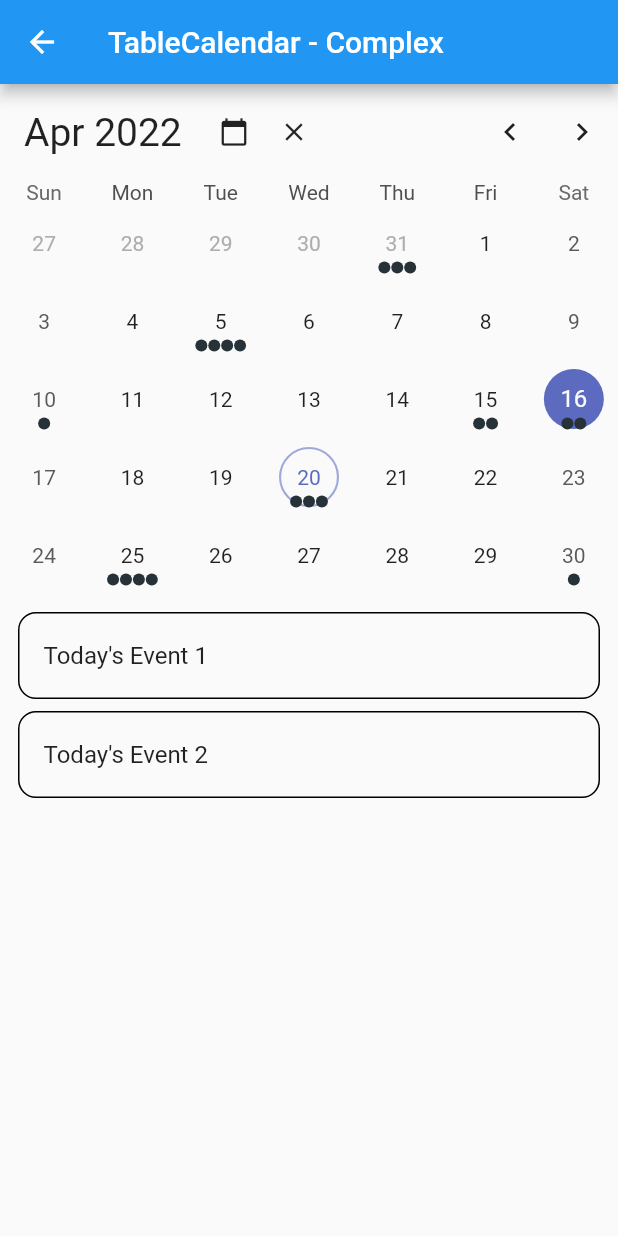
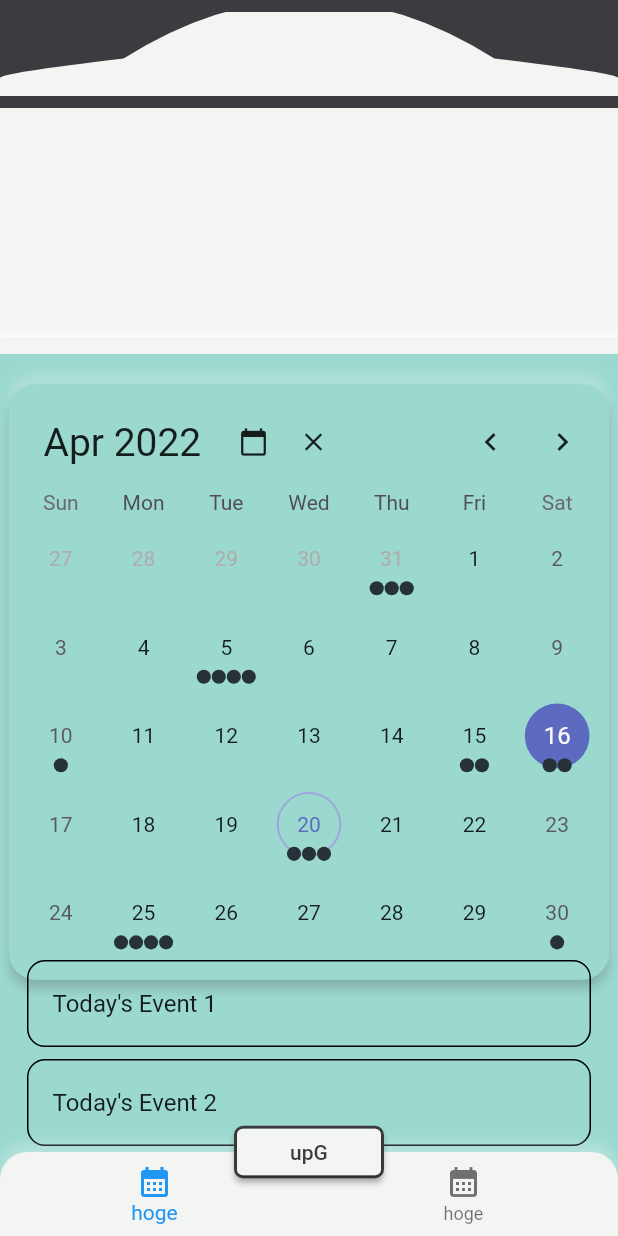
Before and after one commit to schnya/folkswagen, a Flutter app: the screen it shows after launch, after a tap on "Complex", on a phone screen of 412 x 824 dp. Run offline on Flutter 3.47's test engine with Material 2 defaults, Android fonts, the light colour scheme and no system bars; drawn by our look-alikes of table_calendar.

Commit message:
WIP change UI

```diff
--- a/analysis_options.yaml
+++ b/analysis_options.yaml
@@ -13,7 +13,7 @@ linter:
   # `// ignore_for_file: name_of_lint` syntax on the line or in the file
   # producing the lint.
   rules:
-    # avoid_print: false  # Uncomment to disable the `avoid_print` rule
+    avoid_print: false  # Uncomment to disable the `avoid_print` rule
     # prefer_single_quotes: true  # Uncomment to enable the `prefer_single_quotes` rule
 
 # Additional information about this file can be found at
--- /dev/null
+++ b/lib/colors.dart
@@ -0,0 +1,23 @@
+import 'package:flutter/material.dart';
+
+const ColorSwatch color1 = ColorSwatch(
+  500,
+  <int, Color>{
+    100: Color(0xFF3D3B40),
+    500: Color(0xFF9BD9CF),
+    900: Color(0xFFF3F5F2),
+  },
+);
+
+final List<BoxShadow> shadow = [
+  const BoxShadow(
+    color: Colors.white,
+    offset: Offset(.0, -3.0),
+    blurRadius: 3.0,
+  ),
+  BoxShadow(
+    color: color1[100]!.withOpacity(.25),
+    offset: const Offset(.0, 6.0),
+    blurRadius: 6.0,
+  ),
+];
--- a/lib/main.dart
+++ b/lib/main.dart
@@ -4,11 +4,8 @@
 import 'package:flutter/material.dart';
 import 'package:intl/date_symbol_data_local.dart';
 
-import 'pages/basics_example.dart';
 import 'pages/complex_example.dart';
-import 'pages/events_example.dart';
 import 'pages/multi_example.dart';
-import 'pages/range_example.dart';
 
 void main() {
   initializeDateFormatting().then((_) => runApp(const MyApp()));
@@ -25,6 +22,7 @@ class MyApp extends StatelessWidget {
         primarySwatch: Colors.blue,
       ),
       home: const StartPage(),
+      debugShowCheckedModeBanner: false,
     );
   }
 }
@@ -49,30 +47,6 @@ class _StartPageState extends State<StartPage> {
           children: [
             const SizedBox(height: 20.0),
             ElevatedButton(
-              child: const Text('Basics'),
-              onPressed: () => Navigator.push(
-                context,
-                MaterialPageRoute(builder: (_) => const TableBasicsExample()),
-              ),
-            ),
-            const SizedBox(height: 12.0),
-            ElevatedButton(
-              child: const Text('Range Selection'),
-              onPressed: () => Navigator.push(
-                context,
-                MaterialPageRoute(builder: (_) => const TableRangeExample()),
-              ),
-            ),
-            const SizedBox(height: 12.0),
-            ElevatedButton(
-              child: const Text('Events'),
-              onPressed: () => Navigator.push(
-                context,
-                MaterialPageRoute(builder: (_) => const TableEventsExample()),
-              ),
-            ),
-            const SizedBox(height: 12.0),
-            ElevatedButton(
               child: const Text('Multiple Selection'),
               onPressed: () => Navigator.push(
                 context,
--- a/lib/pages/complex_example.dart
+++ b/lib/pages/complex_example.dart
@@ -1,15 +1,15 @@
-// Copyright 2019 Aleksander Woźniak
-// SPDX-License-Identifier: Apache-2.0
-
-// ignore_for_file: avoid_print
-
 import 'dart:collection';
 
 import 'package:flutter/material.dart';
 import 'package:intl/intl.dart';
 import 'package:table_calendar/table_calendar.dart';
+import 'package:volkswagen/colors.dart';
+import 'package:volkswagen/widget/roof.dart';
+import 'package:volkswagen/widget/window.dart';
 
 import '../utils.dart';
+import '../widget/bumper.dart';
+import '../widget/number_plate.dart';
 
 class TableComplexExample extends StatefulWidget {
   const TableComplexExample({Key? key}) : super(key: key);
@@ -19,8 +19,9 @@ class TableComplexExample extends StatefulWidget {
 }
 
 class _TableComplexExampleState extends State<TableComplexExample> {
-  late final PageController _pageController;
+  late PageController _pageController;
   late final ValueNotifier<List<Event>> _selectedEvents;
+  late final Size size = MediaQuery.of(context).size;
   final ValueNotifier<DateTime> _focusedDay = ValueNotifier(DateTime.now());
   final Set<DateTime> _selectedDays = LinkedHashSet<DateTime>(
     equals: isSameDay,
@@ -102,10 +103,41 @@ class _TableComplexExampleState extends State<TableComplexExample> {
   @override
   Widget build(BuildContext context) {
     return Scaffold(
-      appBar: AppBar(
-        title: const Text('TableCalendar - Complex'),
+      body: Container(
+        color: color1[100],
+        width: size.width,
+        height: size.height,
+        child: Column(
+          children: [
+            const Roof(),
+            const Window(),
+            Expanded(
+              child: Container(
+                padding: const EdgeInsets.fromLTRB(6.0, 20.0, 6.0, 0.0),
+                color: color1[500],
+                child: Stack(
+                  children: [
+                    Container(
+                      padding: const EdgeInsets.all(7.0),
+                      decoration: BoxDecoration(
+                        color: color1[500],
+                        borderRadius:
+                            const BorderRadius.all(Radius.circular(18.0)),
+                        boxShadow: [
+                          BoxShadow(
+                            color: color1[900]!.withOpacity(.25),
+                            offset: const Offset(.0, -6.0),
+                            blurRadius: 6.0,
                           ),
-      body: Column(
+                          BoxShadow(
+                            color: color1[100]!.withOpacity(.25),
+                            offset: const Offset(.0, 6.0),
+                            blurRadius: 6.0,
+                          ),
+                        ],
+                      ),
+                      child: Column(
+                        mainAxisSize: MainAxisSize.min,
                         children: [
                           ValueListenableBuilder<DateTime>(
                             valueListenable: _focusedDay,
@@ -114,7 +146,8 @@ class _TableComplexExampleState extends State<TableComplexExample> {
                                 focusedDay: value,
                                 clearButtonVisible: canClearSelection,
                                 onTodayButtonTap: () {
-                  setState(() => _focusedDay.value = DateTime.now());
+                                  setState(
+                                      () => _focusedDay.value = DateTime.now());
                                 },
                                 onClearButtonTap: () {
                                   setState(() {
@@ -144,9 +177,11 @@ class _TableComplexExampleState extends State<TableComplexExample> {
                             lastDay: kLastDay,
                             focusedDay: _focusedDay.value,
                             headerVisible: false,
-            selectedDayPredicate: (day) => _selectedDays.contains(day),
+                            selectedDayPredicate: (day) =>
+                                _selectedDays.contains(day),
                             rangeStartDay: _rangeStart,
                             rangeEndDay: _rangeEnd,
+                            rowHeight: 59.03,
                             calendarFormat: _calendarFormat,
                             rangeSelectionMode: _rangeSelectionMode,
                             eventLoader: _getEventsForDay,
@@ -156,8 +191,10 @@ class _TableComplexExampleState extends State<TableComplexExample> {
                             },
                             onDaySelected: _onDaySelected,
                             onRangeSelected: _onRangeSelected,
-            onCalendarCreated: (controller) => _pageController = controller,
-            onPageChanged: (focusedDay) => _focusedDay.value = focusedDay,
+                            onCalendarCreated: (controller) =>
+                                _pageController = controller,
+                            onPageChanged: (focusedDay) =>
+                                _focusedDay.value = focusedDay,
                             onFormatChanged: (format) {
                               if (_calendarFormat != format) {
                                 setState(() => _calendarFormat = format);
@@ -165,11 +202,16 @@ class _TableComplexExampleState extends State<TableComplexExample> {
                             },
                           ),
                           const SizedBox(height: 8.0),
-          Expanded(
+                        ],
+                      ),
+                    ),
+                    Align(
+                      alignment: Alignment.bottomCenter,
                       child: ValueListenableBuilder<List<Event>>(
                         valueListenable: _selectedEvents,
                         builder: (context, value, _) {
                           return ListView.builder(
+                            shrinkWrap: true,
                             itemCount: value.length,
                             itemBuilder: (context, index) {
                               return Container(
@@ -193,6 +235,15 @@ class _TableComplexExampleState extends State<TableComplexExample> {
                     ),
                   ],
                 ),
+              ),
+            ),
+          ],
+        ),
+      ),
+      floatingActionButton: const NumberPlate(),
+      floatingActionButtonLocation: FloatingActionButtonLocation.centerDocked,
+      bottomNavigationBar: const Bumper(),
+      extendBody: true,
     );
   }
 }
--- /dev/null
+++ b/lib/widget/bumper.dart
@@ -0,0 +1,34 @@
+import 'package:flutter/material.dart';
+import 'package:volkswagen/colors.dart';
+
+class Bumper extends StatelessWidget {
+  const Bumper({Key? key}) : super(key: key);
+
+  @override
+  Widget build(BuildContext context) {
+    return Container(
+      decoration: BoxDecoration(
+        borderRadius: const BorderRadius.vertical(top: Radius.circular(18.0)),
+        boxShadow: [
+          BoxShadow(
+            color: Colors.white.withOpacity(.25),
+            offset: const Offset(.0, -6.0),
+            blurRadius: 6,
+          ),
+        ],
+      ),
+      child: ClipRRect(
+        borderRadius: const BorderRadius.vertical(top: Radius.circular(18.0)),
+        child: BottomNavigationBar(
+          items: const [
+            BottomNavigationBarItem(
+                icon: Icon(Icons.calendar_month), label: 'hoge'),
+            BottomNavigationBarItem(
+                icon: Icon(Icons.calendar_month), label: 'hoge'),
+          ],
+          backgroundColor: color1[900],
+        ),
+      ),
+    );
+  }
+}
--- /dev/null
+++ b/lib/widget/number_plate.dart
@@ -0,0 +1,30 @@
+import 'package:flutter/material.dart';
+import 'package:volkswagen/colors.dart';
+
+class NumberPlate extends StatelessWidget {
+  const NumberPlate({Key? key}) : super(key: key);
+
+  @override
+  Widget build(BuildContext context) {
+    return Container(
+      decoration: BoxDecoration(
+        border: Border.all(color: color1[100]!, width: 2.0),
+        borderRadius: const BorderRadius.all(Radius.circular(6.0)),
+        boxShadow: [
+          BoxShadow(
+            color: color1[100]!.withOpacity(.25),
+            offset: const Offset(.0, 3.0),
+            blurRadius: 3.0,
+          ),
+        ],
+      ),
+      width: 100,
+      height: 35,
+      child: ElevatedButton(
+        onPressed: () {},
+        style: ElevatedButton.styleFrom(primary: color1[900]),
+        child: Text('upG', style: TextStyle(color: color1[100])),
+      ),
+    );
+  }
+}
--- /dev/null
+++ b/lib/widget/roof.dart
@@ -0,0 +1,61 @@
+import 'package:flutter/material.dart';
+import 'package:volkswagen/colors.dart';
+
+class Roof extends StatelessWidget {
+  const Roof({Key? key}) : super(key: key);
+
+  @override
+  Widget build(BuildContext context) {
+    late final Size size = MediaQuery.of(context).size;
+    return ClipPath(
+      clipper: CurveClipper(),
+      child: Container(
+        padding: EdgeInsets.zero,
+        decoration: BoxDecoration(
+          color: color1[900],
+          border: Border(
+            bottom: BorderSide(
+              color: color1[100]!,
+              width: 8.0,
+            ),
+          ),
+        ),
+        margin: const EdgeInsets.only(top: 8.0),
+        width: size.width,
+        height: 64,
+      ),
+    );
+  }
+}
+
+class CurveClipper extends CustomClipper<Path> {
+  @override
+  Path getClip(Size size) {
+    double curveHeight = 3 * 13.0; //曲線の高さ
+
+    Path path = Path()
+      ..moveTo(0, size.height)
+      ..lineTo(0, curveHeight * 4 / 3)
+      ..quadraticBezierTo(0, curveHeight * 5 / 4, size.width / 5, curveHeight)
+      ..quadraticBezierTo(
+        size.width / 2,
+        -curveHeight,
+        size.width * 4 / 5,
+        curveHeight,
+      )
+      ..quadraticBezierTo(
+        size.width,
+        curveHeight * 5 / 4,
+        size.width,
+        curveHeight * 4 / 3,
+      )
+      ..lineTo(size.width, size.height)
+      ..lineTo(0, size.height)
+      ..close(); //最初の位置まで戻る
+
+    return path;
+  }
+
+  @override
+  bool shouldReclip(CustomClipper<Path> oldClipper) => true;
+}
--- /dev/null
+++ b/lib/widget/window.dart
@@ -0,0 +1,23 @@
+import 'package:flutter/material.dart';
+import 'package:volkswagen/colors.dart';
+
+class Window extends StatelessWidget {
+  const Window({Key? key}) : super(key: key);
+
+  @override
+  Widget build(BuildContext context) {
+    late final Size size = MediaQuery.of(context).size;
+    return Column(
+      children: [
+        Container(
+          color: color1[900],
+          height: size.height * 186 / 1000,
+        ),
+        Container(
+          decoration: BoxDecoration(color: color1[900], boxShadow: shadow),
+          height: size.height * 13 / 1000,
+        ),
+      ],
+    );
+  }
+}
```
Also changed, not shown: lib/pages/basics_example.dart (deleted, +0 -64 lines), lib/pages/events_example.dart (deleted, +0 -156 lines), lib/pages/range_example.dart (deleted, +0 -73 lines). Lines whose indentation alone changed are shown as unchanged.
